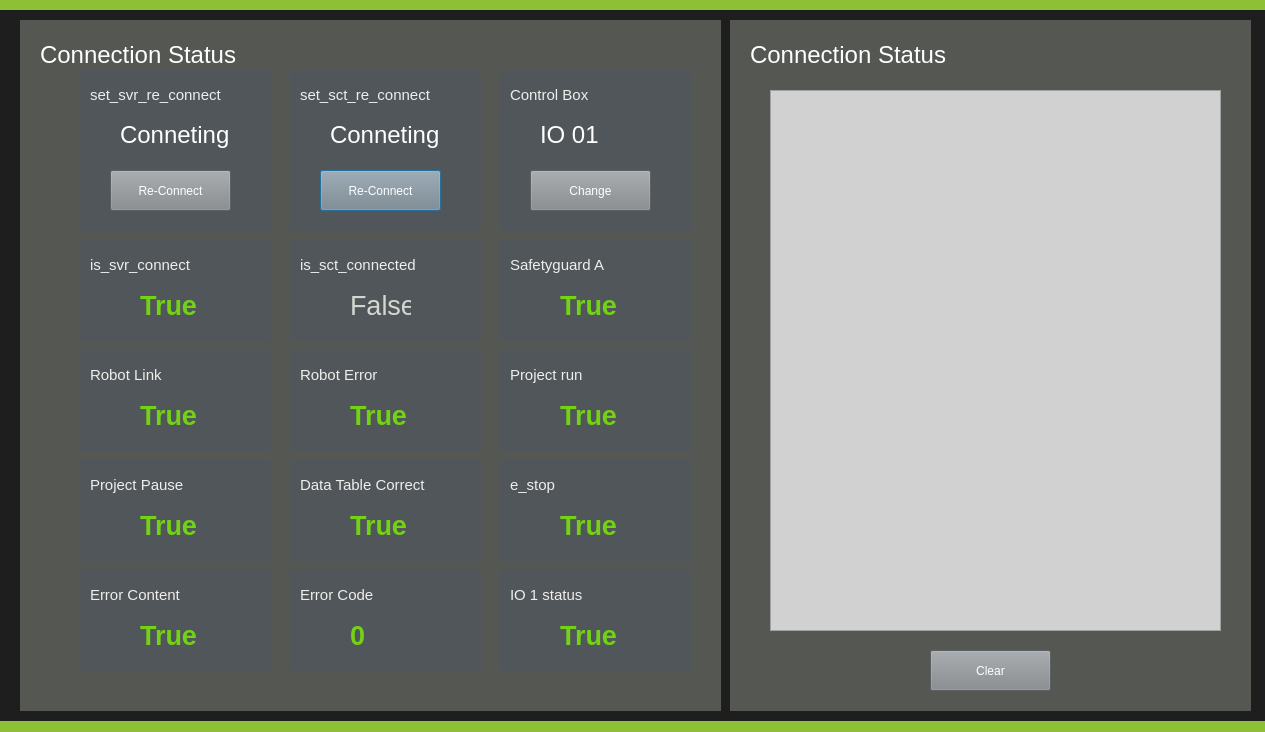
First picture: the form in ui_for_debug_and_demo/src/tm_ros_driver_windows.ui, repository TechmanRobotInc/tmr_ros2, before the edit.
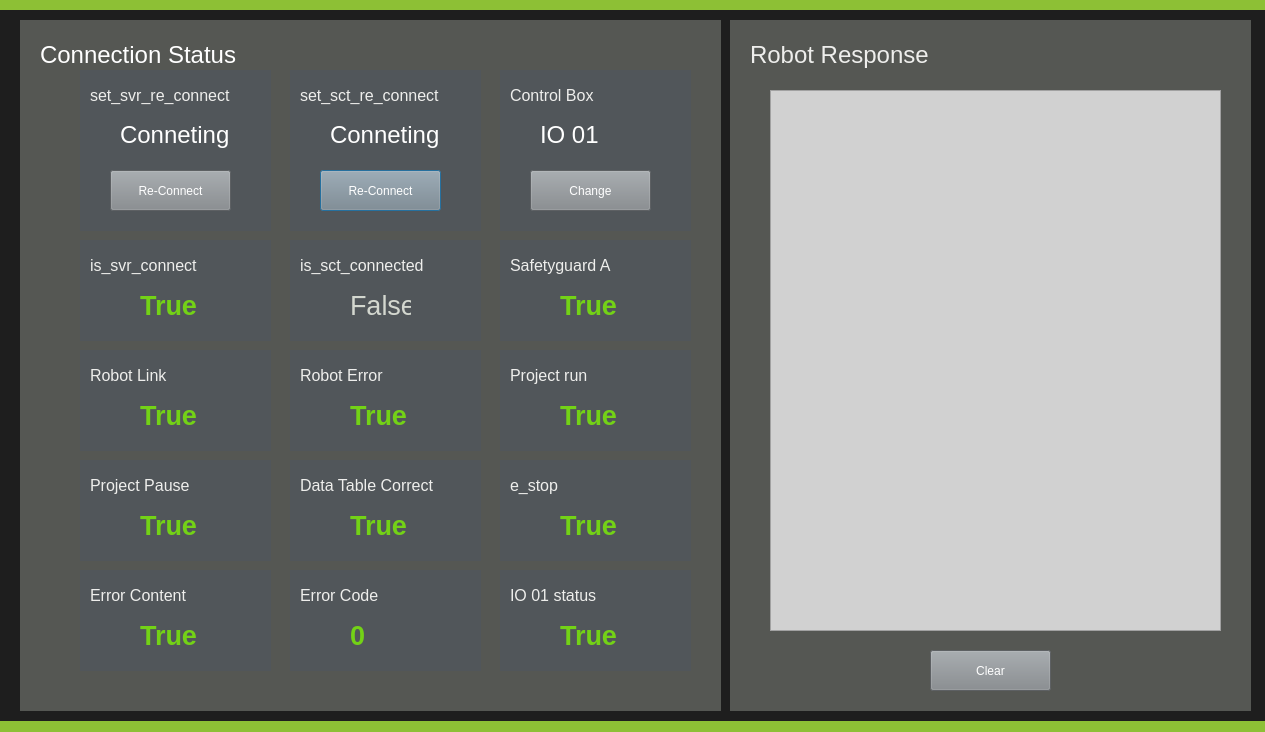
Second picture: the form after the edit.

Commit message: 1.5.1 add graphic description and annotation arrangement.       modify demo ui and add joint velocity vel_pa limitation.

What changed in the file:
```diff
--- a/ui_for_debug_and_demo/src/tm_ros_driver_windows.ui
+++ b/ui_for_debug_and_demo/src/tm_ros_driver_windows.ui
@@ -46,7 +46,7 @@
      <string notr="true">co</string>
     </property>
     <property name="text">
-     <string>&lt;html&gt;&lt;head/&gt;&lt;body&gt;&lt;p&gt;&lt;span style=&quot; font-size:11pt; color:#eeeeec;&quot;&gt;set_sct_re_connect&lt;/span&gt;&lt;/p&gt;&lt;/body&gt;&lt;/html&gt;</string>
+     <string>&lt;html&gt;&lt;head/&gt;&lt;body&gt;&lt;p&gt;&lt;span style=&quot; font-size:12pt; color:#eeeeec;&quot;&gt;set_sct_re_connect&lt;/span&gt;&lt;/p&gt;&lt;/body&gt;&lt;/html&gt;</string>
     </property>
    </widget>
    <widget class="QLabel" name="set_svr_re_connect_label_12">
@@ -117,7 +117,7 @@
      <string notr="true">co</string>
     </property>
     <property name="text">
-     <string>&lt;html&gt;&lt;head/&gt;&lt;body&gt;&lt;p&gt;&lt;span style=&quot; font-size:11pt; color:#eeeeec;&quot;&gt;Control Box&lt;/span&gt;&lt;/p&gt;&lt;/body&gt;&lt;/html&gt;</string>
+     <string>&lt;html&gt;&lt;head/&gt;&lt;body&gt;&lt;p&gt;&lt;span style=&quot; font-size:12pt; color:#eeeeec;&quot;&gt;Control Box&lt;/span&gt;&lt;/p&gt;&lt;/body&gt;&lt;/html&gt;</string>
     </property>
    </widget>
    <widget class="QLabel" name="set_svr_re_connect_label_18">
@@ -188,7 +188,7 @@
      <string notr="true">co</string>
     </property>
     <property name="text">
-     <string>&lt;html&gt;&lt;head/&gt;&lt;body&gt;&lt;p&gt;&lt;span style=&quot; font-size:11pt; color:#eeeeec;&quot;&gt;set_svr_re_connect&lt;/span&gt;&lt;/p&gt;&lt;/body&gt;&lt;/html&gt;</string>
+     <string>&lt;html&gt;&lt;head/&gt;&lt;body&gt;&lt;p&gt;&lt;span style=&quot; font-size:12pt; color:#eeeeec;&quot;&gt;set_svr_re_connect&lt;/span&gt;&lt;/p&gt;&lt;/body&gt;&lt;/html&gt;</string>
     </property>
    </widget>
    <widget class="QLabel" name="set_svr_re_connect_label_6">
@@ -259,7 +259,7 @@
      <string notr="true">co</string>
     </property>
     <property name="text">
-     <string>&lt;html&gt;&lt;head/&gt;&lt;body&gt;&lt;p&gt;&lt;span style=&quot; font-size:11pt; color:#eeeeec;&quot;&gt;is_svr_connect&lt;/span&gt;&lt;/p&gt;&lt;/body&gt;&lt;/html&gt;</string>
+     <string>&lt;html&gt;&lt;head/&gt;&lt;body&gt;&lt;p&gt;&lt;span style=&quot; font-size:12pt; color:#eeeeec;&quot;&gt;is_svr_connect&lt;/span&gt;&lt;/p&gt;&lt;/body&gt;&lt;/html&gt;</string>
     </property>
    </widget>
    <widget class="QLabel" name="is_svr_connected_status_label">
@@ -314,7 +314,7 @@
      <string notr="true">co</string>
     </property>
     <property name="text">
-     <string>&lt;html&gt;&lt;head/&gt;&lt;body&gt;&lt;p&gt;&lt;span style=&quot; font-size:11pt; color:#eeeeec;&quot;&gt;is_sct_connected&lt;/span&gt;&lt;/p&gt;&lt;/body&gt;&lt;/html&gt;</string>
+     <string>&lt;html&gt;&lt;head/&gt;&lt;body&gt;&lt;p&gt;&lt;span style=&quot; font-size:12pt; color:#eeeeec;&quot;&gt;is_sct_connected&lt;/span&gt;&lt;/p&gt;&lt;/body&gt;&lt;/html&gt;</string>
     </property>
    </widget>
    <widget class="QLabel" name="is_sct_connected_label_status_label">
@@ -369,7 +369,7 @@
      <string notr="true">co</string>
     </property>
     <property name="text">
-     <string>&lt;html&gt;&lt;head/&gt;&lt;body&gt;&lt;p&gt;&lt;span style=&quot; font-size:11pt; color:#eeeeec;&quot;&gt;Safetyguard A&lt;/span&gt;&lt;/p&gt;&lt;/body&gt;&lt;/html&gt;</string>
+     <string>&lt;html&gt;&lt;head/&gt;&lt;body&gt;&lt;p&gt;&lt;span style=&quot; font-size:12pt; color:#eeeeec;&quot;&gt;Safetyguard A&lt;/span&gt;&lt;/p&gt;&lt;/body&gt;&lt;/html&gt;</string>
     </property>
    </widget>
    <widget class="QLabel" name="safetyguard_a_status_label">
@@ -424,7 +424,7 @@
      <string notr="true">co</string>
     </property>
     <property name="text">
-     <string>&lt;html&gt;&lt;head/&gt;&lt;body&gt;&lt;p&gt;&lt;span style=&quot; font-size:11pt; color:#eeeeec;&quot;&gt;Robot Link&lt;/span&gt;&lt;/p&gt;&lt;/body&gt;&lt;/html&gt;</string>
+     <string>&lt;html&gt;&lt;head/&gt;&lt;body&gt;&lt;p&gt;&lt;span style=&quot; font-size:12pt; color:#eeeeec;&quot;&gt;Robot Link&lt;/span&gt;&lt;/p&gt;&lt;/body&gt;&lt;/html&gt;</string>
     </property>
    </widget>
    <widget class="QLabel" name="robot_link_status_label">
@@ -479,7 +479,7 @@
      <string notr="true">co</string>
     </property>
     <property name="text">
-     <string>&lt;html&gt;&lt;head/&gt;&lt;body&gt;&lt;p&gt;&lt;span style=&quot; font-size:11pt; color:#eeeeec;&quot;&gt;Robot Error&lt;/span&gt;&lt;/p&gt;&lt;/body&gt;&lt;/html&gt;</string>
+     <string>&lt;html&gt;&lt;head/&gt;&lt;body&gt;&lt;p&gt;&lt;span style=&quot; font-size:12pt; color:#eeeeec;&quot;&gt;Robot Error&lt;/span&gt;&lt;/p&gt;&lt;/body&gt;&lt;/html&gt;</string>
     </property>
    </widget>
    <widget class="QLabel" name="robot_error_status_label">
@@ -534,7 +534,7 @@
      <string notr="true">co</string>
     </property>
     <property name="text">
-     <string>&lt;html&gt;&lt;head/&gt;&lt;body&gt;&lt;p&gt;&lt;span style=&quot; font-size:11pt; color:#eeeeec;&quot;&gt;Project run&lt;/span&gt;&lt;/p&gt;&lt;/body&gt;&lt;/html&gt;</string>
+     <string>&lt;html&gt;&lt;head/&gt;&lt;body&gt;&lt;p&gt;&lt;span style=&quot; font-size:12pt; color:#eeeeec;&quot;&gt;Project run&lt;/span&gt;&lt;/p&gt;&lt;/body&gt;&lt;/html&gt;</string>
     </property>
    </widget>
    <widget class="QLabel" name="project_run_status_label">
@@ -589,7 +589,7 @@
      <string notr="true">co</string>
     </property>
     <property name="text">
-     <string>&lt;html&gt;&lt;head/&gt;&lt;body&gt;&lt;p&gt;&lt;span style=&quot; font-size:11pt; color:#eeeeec;&quot;&gt;Project Pause&lt;/span&gt;&lt;/p&gt;&lt;/body&gt;&lt;/html&gt;</string>
+     <string>&lt;html&gt;&lt;head/&gt;&lt;body&gt;&lt;p&gt;&lt;span style=&quot; font-size:12pt; color:#eeeeec;&quot;&gt;Project Pause&lt;/span&gt;&lt;/p&gt;&lt;/body&gt;&lt;/html&gt;</string>
     </property>
    </widget>
    <widget class="QLabel" name="project_pause_status_label">
@@ -644,7 +644,7 @@
      <string notr="true">co</string>
     </property>
     <property name="text">
-     <string>&lt;html&gt;&lt;head/&gt;&lt;body&gt;&lt;p&gt;&lt;span style=&quot; font-size:11pt; color:#eeeeec;&quot;&gt;Data Table Correct&lt;/span&gt;&lt;/p&gt;&lt;/body&gt;&lt;/html&gt;</string>
+     <string>&lt;html&gt;&lt;head/&gt;&lt;body&gt;&lt;p&gt;&lt;span style=&quot; font-size:12pt; color:#eeeeec;&quot;&gt;Data Table Correct&lt;/span&gt;&lt;/p&gt;&lt;/body&gt;&lt;/html&gt;</string>
     </property>
    </widget>
    <widget class="QLabel" name="is_data_table_ok_status_label">
@@ -699,7 +699,7 @@
      <string notr="true">co</string>
     </property>
     <property name="text">
-     <string>&lt;html&gt;&lt;head/&gt;&lt;body&gt;&lt;p&gt;&lt;span style=&quot; font-size:11pt; color:#eeeeec;&quot;&gt;e_stop&lt;/span&gt;&lt;/p&gt;&lt;/body&gt;&lt;/html&gt;</string>
+     <string>&lt;html&gt;&lt;head/&gt;&lt;body&gt;&lt;p&gt;&lt;span style=&quot; font-size:12pt; color:#eeeeec;&quot;&gt;e_stop&lt;/span&gt;&lt;/p&gt;&lt;/body&gt;&lt;/html&gt;</string>
     </property>
    </widget>
    <widget class="QLabel" name="e_stop_status_label">
@@ -754,7 +754,7 @@
      <string notr="true">co</string>
     </property>
     <property name="text">
-     <string>&lt;html&gt;&lt;head/&gt;&lt;body&gt;&lt;p&gt;&lt;span style=&quot; font-size:11pt; color:#eeeeec;&quot;&gt;Error Content&lt;/span&gt;&lt;/p&gt;&lt;/body&gt;&lt;/html&gt;</string>
+     <string>&lt;html&gt;&lt;head/&gt;&lt;body&gt;&lt;p&gt;&lt;span style=&quot; font-size:12pt; color:#eeeeec;&quot;&gt;Error Content&lt;/span&gt;&lt;/p&gt;&lt;/body&gt;&lt;/html&gt;</string>
     </property>
    </widget>
    <widget class="QLabel" name="error_content_status_label">
@@ -876,7 +876,7 @@
       <string notr="true">co</string>
      </property>
      <property name="text">
-      <string>&lt;html&gt;&lt;head/&gt;&lt;body&gt;&lt;p&gt;&lt;span style=&quot; font-size:11pt; color:#eeeeec;&quot;&gt;Error Code&lt;/span&gt;&lt;/p&gt;&lt;/body&gt;&lt;/html&gt;</string>
+      <string>&lt;html&gt;&lt;head/&gt;&lt;body&gt;&lt;p&gt;&lt;span style=&quot; font-size:12pt; color:#eeeeec;&quot;&gt;Error Code&lt;/span&gt;&lt;/p&gt;&lt;/body&gt;&lt;/html&gt;</string>
      </property>
     </widget>
     <widget class="QLabel" name="error_code_status_label">
@@ -931,7 +931,7 @@
       <string notr="true">co</string>
      </property>
      <property name="text">
-      <string>&lt;html&gt;&lt;head/&gt;&lt;body&gt;&lt;p&gt;&lt;span style=&quot; font-size:11pt; color:#eeeeec;&quot;&gt;IO 1 status&lt;/span&gt;&lt;/p&gt;&lt;/body&gt;&lt;/html&gt;</string>
+      <string>&lt;html&gt;&lt;head/&gt;&lt;body&gt;&lt;p&gt;&lt;span style=&quot; font-size:12pt; color:#eeeeec;&quot;&gt;IO 01 status&lt;/span&gt;&lt;/p&gt;&lt;/body&gt;&lt;/html&gt;</string>
      </property>
     </widget>
     <widget class="QLabel" name="control_box_io1_status_label">
@@ -987,7 +987,7 @@
      <string notr="true">co</string>
     </property>
     <property name="text">
-     <string>&lt;html&gt;&lt;head/&gt;&lt;body&gt;&lt;p&gt;&lt;span style=&quot; font-size:18pt; color:#ffffff;&quot;&gt;Connection Status&lt;/span&gt;&lt;/p&gt;&lt;/body&gt;&lt;/html&gt;</string>
+     <string>&lt;html&gt;&lt;head/&gt;&lt;body&gt;&lt;p&gt;&lt;span style=&quot; font-size:18pt; color:#eeeeec;&quot;&gt;Robot Response&lt;/span&gt;&lt;/p&gt;&lt;/body&gt;&lt;/html&gt;</string>
     </property>
    </widget>
    <widget class="QListView" name="robot_response_listView">
```
Left out of the diff: 2 changed lines with no effect on the pictures. The commit also changes 7 other files.
